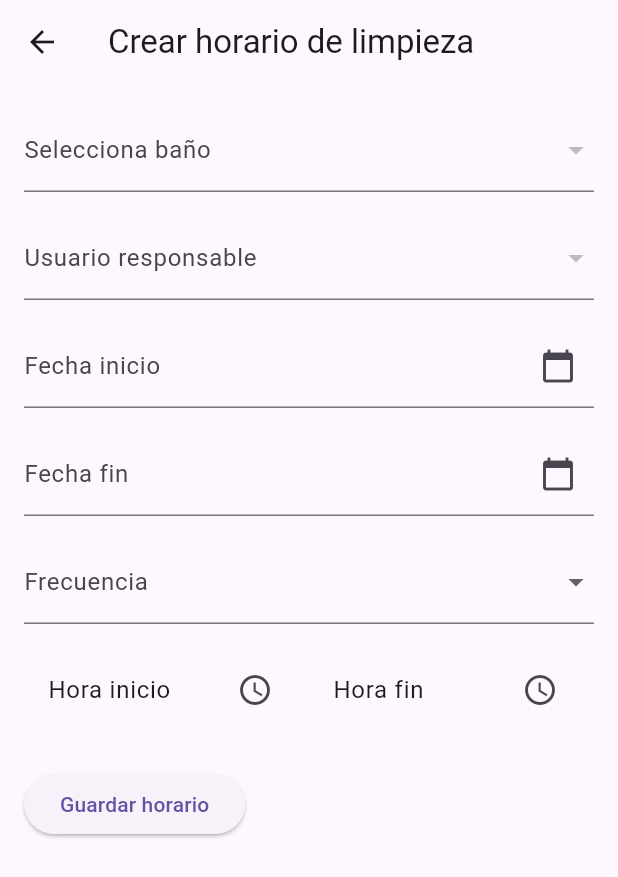
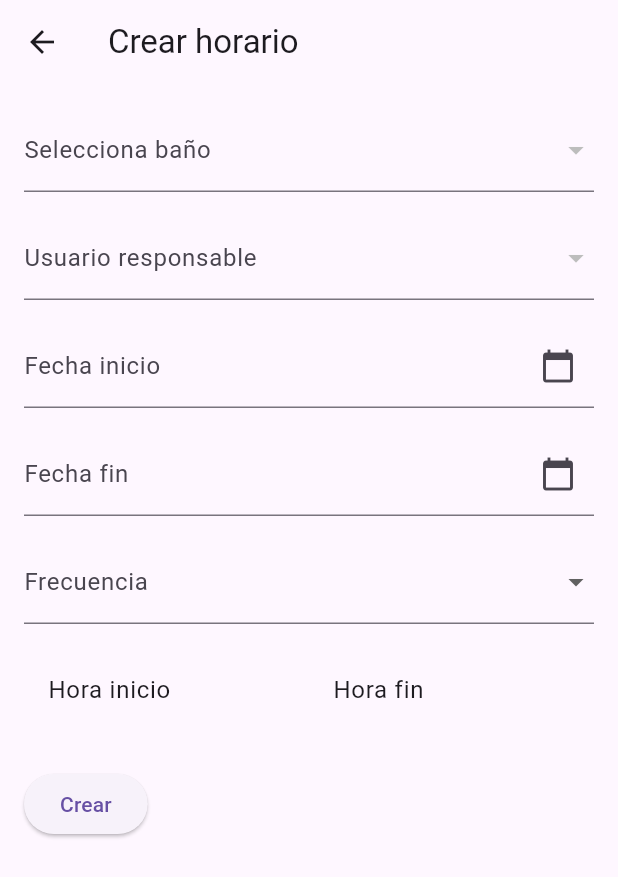
Before and after one commit to stevengodev/bathroom-vision-mobile-app, a Flutter app: the CleaningScheduleFormPage screen opened directly, on a phone screen of 412 x 824 dp. Shown: the top 877 px of the screen. Run offline on Flutter 3.47's test engine with Material 3 defaults, Android fonts, the phone set to English and light mode, and no system bars; our stand-ins replace dio, flutter_dotenv, flutter_secure_storage, google_sign_in; accounts and stored records are empty; network calls fail.

Commit message:
Horarios de limpiezas pero incompleto

```diff
--- /dev/null
+++ b/devtools_options.yaml
@@ -0,0 +1,3 @@
+description: This file stores settings for Dart & Flutter DevTools.
+documentation: https://docs.flutter.dev/tools/devtools/extensions#configure-extension-enablement-states
+extensions:
--- /dev/null
+++ b/lib/core/errors/api_exception.dart
@@ -0,0 +1,9 @@
+class ApiException implements Exception {
+  final String message;
+  final int? statusCode;
+
+  ApiException(this.message, {this.statusCode});
+
+  @override
+  String toString() => message;
+}
--- a/lib/features/bathrooms/presentation/bathroom_provider.dart
+++ b/lib/features/bathrooms/presentation/bathroom_provider.dart
@@ -32,6 +32,7 @@ class BathroomProvider extends ChangeNotifier {
   int? get currentBlockId => _currentBlockId;
   String? get currentQuery => _currentQuery;
 
+  /// no sirve no sirve no sirve
   Future<void> loadBathrooms() async {
     if (bathrooms.isNotEmpty) return;
 
--- a/lib/features/cleanings/presentation/cleaning_schedule_form_page.dart
+++ b/lib/features/cleanings/presentation/cleaning_schedule_form_page.dart
@@ -1,17 +1,18 @@
 import 'package:bathroom_vision/features/auth/presentation/user_provider.dart';
-import 'package:bathroom_vision/features/bathrooms/models/bathroom_response.dart';
 import 'package:bathroom_vision/features/bathrooms/presentation/bathroom_provider.dart';
 import 'package:bathroom_vision/features/cleanings/models/cleaning_schedule_request.dart';
 import 'package:bathroom_vision/features/cleanings/presentation/cleaning_schedule_provider.dart';
+import 'package:bathroom_vision/features/cleanings/models/cleaning_schedule_response.dart';
 import 'package:bathroom_vision/shared/enums/cleaning_frecuency.dart';
 import 'package:flutter/material.dart';
 import 'package:provider/provider.dart';
 
-import 'package:bathroom_vision/features/auth/models/user_response.dart';
 import 'package:bathroom_vision/shared/enums/role.dart';
 
 class CleaningScheduleFormPage extends StatefulWidget {
-  const CleaningScheduleFormPage({super.key});
+  final CleaningScheduleResponse? schedule;
+
+  const CleaningScheduleFormPage({super.key, this.schedule});
 
   @override
   State<CleaningScheduleFormPage> createState() =>
@@ -21,8 +22,8 @@ class CleaningScheduleFormPage extends StatefulWidget {
 class _CleaningScheduleFormPageState extends State<CleaningScheduleFormPage> {
   final _formKey = GlobalKey<FormState>();
 
-  UserResponse? selectedUser;
-  BathroomResponse? selectedBathroom;
+  int? selectedUserId;
+  int? selectedBathroomId;
 
   DateTime? startDate;
   DateTime? endDate;
@@ -56,14 +57,33 @@ class _CleaningScheduleFormPageState extends State<CleaningScheduleFormPage> {
 
     Future.microtask(() {
       final userProvider = Provider.of<UserProvider>(context, listen: false);
-      final bathroomProvider = Provider.of<BathroomProvider>(
-        context,
-        listen: false,
+      final bathroomProvider =
+          Provider.of<BathroomProvider>(context, listen: false);
+
+      userProvider.loadUsersByRole(Role.CLEANER);
+      bathroomProvider.loadAllBathrooms();
+    });
+
+    if (widget.schedule != null) {
+      final s = widget.schedule!;
+
+      startDate = DateTime.parse(s.startDate);
+      endDate = DateTime.parse(s.endDate);
+      frequency = s.frequency.name;
+
+      startTime = TimeOfDay(
+        hour: int.parse(s.startTime.split(":")[0]),
+        minute: int.parse(s.startTime.split(":")[1]),
       );
 
-      userProvider.loadUsersByRole(Role.CLEANER);
-      bathroomProvider.loadBathrooms();
-    });
+      endTime = TimeOfDay(
+        hour: int.parse(s.endTime.split(":")[0]),
+        minute: int.parse(s.endTime.split(":")[1]),
+      );
+
+      selectedBathroomId = s.bathroomId;
+      selectedUserId = null;
+    }
   }
 
   Future<void> pickTime(BuildContext context, bool isStart) async {
@@ -89,13 +109,16 @@ class _CleaningScheduleFormPageState extends State<CleaningScheduleFormPage> {
     final bathroomProvider = Provider.of<BathroomProvider>(context);
 
     final users = userProvider.users ?? [];
-
     final bathrooms = bathroomProvider.bathrooms;
 
     bool isWeekly = frequency == 'SEMANAL';
 
     return Scaffold(
-      appBar: AppBar(title: const Text("Crear horario de limpieza")),
+      appBar: AppBar(
+        title: Text(widget.schedule == null
+            ? "Crear horario"
+            : "Editar horario"),
+      ),
       body: Padding(
         padding: const EdgeInsets.all(16),
         child: Form(
@@ -104,40 +127,41 @@ class _CleaningScheduleFormPageState extends State<CleaningScheduleFormPage> {
             child: Column(
               crossAxisAlignment: CrossAxisAlignment.start,
               children: [
-                // 🔹 Baños dinámicos
-                DropdownButtonFormField(
-                  decoration: const InputDecoration(
-                    labelText: "Selecciona baño",
-                  ),
-                  items: bathrooms.map<DropdownMenuItem>((b) {
+
+                /// 🔹 BAÑO
+                DropdownButtonFormField<int>(
+                  value: selectedBathroomId,
+                  decoration:
+                      const InputDecoration(labelText: "Selecciona baño"),
+                  items: bathrooms.map((b) {
                     return DropdownMenuItem(
-                      value: b,
+                      value: b.id,
                       child: Text(
-                        "${b.nameBlock} - Piso ${b.floor} - ${b.gender.name}",
-                      ),
+                          "${b.nameBlock} - Piso ${b.floor} - ${b.gender.name}"),
                     );
                   }).toList(),
-                  initialValue: selectedBathroom,
-                  onChanged: (v) => setState(() => selectedBathroom = v),
+                  onChanged: (v) => setState(() => selectedBathroomId = v),
                 ),
+
                 const SizedBox(height: 16),
 
-                // 🔹 Usuarios dinámicos (CLEANER)
-                DropdownButtonFormField<UserResponse>(
-                  decoration: const InputDecoration(
-                    labelText: "Usuario responsable",
-                  ),
-                  items: users
-                      .map(
-                        (u) => DropdownMenuItem(value: u, child: Text(u.name)),
-                      )
-                      .toList(),
-                  initialValue: selectedUser,
-                  onChanged: (v) => setState(() => selectedUser = v),
+                /// 🔹 USUARIO
+                DropdownButtonFormField<int>(
+                  value: selectedUserId,
+                  decoration:
+                      const InputDecoration(labelText: "Usuario responsable"),
+                  items: users.map((u) {
+                    return DropdownMenuItem(
+                      value: u.id,
+                      child: Text(u.name),
+                    );
+                  }).toList(),
+                  onChanged: (v) => setState(() => selectedUserId = v),
                 ),
+
                 const SizedBox(height: 16),
 
-                // Fecha inicio
+                /// 🔹 FECHA INICIO
                 TextFormField(
                   readOnly: true,
                   decoration: const InputDecoration(
@@ -150,22 +174,22 @@ class _CleaningScheduleFormPageState extends State<CleaningScheduleFormPage> {
                         : "",
                   ),
                   onTap: () async {
-                    DateTime? picked = await showDatePicker(
+                    final picked = await showDatePicker(
                       context: context,
                       initialDate: startDate ?? DateTime.now(),
                       firstDate: DateTime.now(),
-                      lastDate: DateTime.now().add(const Duration(days: 365)),
+                      lastDate:
+                          DateTime.now().add(const Duration(days: 365)),
                     );
                     if (picked != null) {
-                      setState(() {
-                        startDate = picked;
-                      });
+                      setState(() => startDate = picked);
                     }
                   },
                 ),
+
                 const SizedBox(height: 16),
 
-                // Fecha fin
+                /// 🔹 FECHA FIN
                 TextFormField(
                   readOnly: true,
                   decoration: const InputDecoration(
@@ -178,44 +202,47 @@ class _CleaningScheduleFormPageState extends State<CleaningScheduleFormPage> {
                         : "",
                   ),
                   onTap: () async {
-                    DateTime? picked = await showDatePicker(
+                    final picked = await showDatePicker(
                       context: context,
                       initialDate: endDate ?? DateTime.now(),
                       firstDate: DateTime.now(),
-                      lastDate: DateTime.now().add(const Duration(days: 365)),
+                      lastDate:
+                          DateTime.now().add(const Duration(days: 365)),
                     );
                     if (picked != null) {
-                      setState(() {
-                        endDate = picked;
-                      });
+                      setState(() => endDate = picked);
                     }
                   },
                 ),
+
                 const SizedBox(height: 16),
 
-                // Frecuencia
+                /// 🔹 FRECUENCIA
                 DropdownButtonFormField<String>(
-                  decoration: const InputDecoration(labelText: "Frecuencia"),
+                  value: frequencies.contains(frequency)
+                      ? frequency
+                      : null,
+                  decoration:
+                      const InputDecoration(labelText: "Frecuencia"),
                   items: frequencies
-                      .map((f) => DropdownMenuItem(value: f, child: Text(f)))
+                      .map((f) =>
+                          DropdownMenuItem(value: f, child: Text(f)))
                       .toList(),
-                  initialValue: frequency,
                   onChanged: (v) {
                     setState(() {
                       frequency = v;
-
                       if (frequency == 'DIARIO') {
                         selectedDays.clear();
                       }
                     });
                   },
                 ),
+
                 const SizedBox(height: 16),
 
-                // Días (solo WEEKLY)
+                /// 🔹 DÍAS
                 if (isWeekly) ...[
                   const Text("Días de la semana"),
-                  const SizedBox(height: 8),
                   Wrap(
                     spacing: 8,
                     children: daysOfWeek.map((day) {
@@ -225,11 +252,9 @@ class _CleaningScheduleFormPageState extends State<CleaningScheduleFormPage> {
                         selected: isSelected,
                         onSelected: (selected) {
                           setState(() {
-                            if (selected) {
-                              selectedDays.add(day);
-                            } else {
-                              selectedDays.remove(day);
-                            }
+                            selected
+                                ? selectedDays.add(day)
+                                : selectedDays.remove(day);
                           });
                         },
                       );
@@ -238,28 +263,22 @@ class _CleaningScheduleFormPageState extends State<CleaningScheduleFormPage> {
                   const SizedBox(height: 16),
                 ],
 
-                // Horas
+                /// 🔹 HORAS
                 Row(
                   children: [
                     Expanded(
                       child: ListTile(
-                        title: Text(
-                          startTime == null
-                              ? "Hora inicio"
-                              : startTime!.format(context),
-                        ),
-                        trailing: const Icon(Icons.access_time),
+                        title: Text(startTime == null
+                            ? "Hora inicio"
+                            : startTime!.format(context)),
                         onTap: () => pickTime(context, true),
                       ),
                     ),
                     Expanded(
                       child: ListTile(
-                        title: Text(
-                          endTime == null
-                              ? "Hora fin"
-                              : endTime!.format(context),
-                        ),
-                        trailing: const Icon(Icons.access_time),
+                        title: Text(endTime == null
+                            ? "Hora fin"
+                            : endTime!.format(context)),
                         onTap: () => pickTime(context, false),
                       ),
                     ),
@@ -268,51 +287,48 @@ class _CleaningScheduleFormPageState extends State<CleaningScheduleFormPage> {
 
                 const SizedBox(height: 24),
 
+                /// 🔥 BOTÓN
                 ElevatedButton(
                   onPressed: () async {
-                    if (selectedUser == null ||
-                        selectedBathroom == null ||
-                        startDate == null ||
-                        endDate == null ||
-                        startTime == null ||
-                        endTime == null ||
-                        frequency == null ||
-                        (frequency == 'SEMANAL' && selectedDays.isEmpty)) {
-                      ScaffoldMessenger.of(context).showSnackBar(
-                        const SnackBar(
-                          content: Text("Completa todos los campos"),
-                        ),
-                      );
-                      return;
-                    }
-
-                    final provider = Provider.of<CleaningScheduleProvider>(
+                    final provider =
+                        Provider.of<CleaningScheduleProvider>(
                       context,
                       listen: false,
                     );
 
                     final request = CleaningScheduleRequest(
-                      bathroomId: selectedBathroom!.id,
-                      userId: selectedUser!.id,
+                      bathroomId: selectedBathroomId!,
+                      userId: selectedUserId!,
                       startDate: formatDate(startDate!),
                       endDate: formatDate(endDate!),
-                      frequency: CleaningFrequency.values.byName(frequency!),
-                      daysOfWeek: frequency == 'SEMANAL' ? formatDays() : null,
+                      frequency: CleaningFrequency.values
+                          .byName(frequency!),
+                      daysOfWeek:
+                          frequency == 'SEMANAL' ? formatDays() : null,
                       startTime: formatTime(startTime!),
                       endTime: formatTime(endTime!),
                     );
 
-                    await provider.create(request);
+                    if (widget.schedule == null) {
+                      await provider.create(request);
+                    } else {
+                      await provider.update(
+                          widget.schedule!.id, request);
+                    }
 
                     ScaffoldMessenger.of(context).showSnackBar(
-                      const SnackBar(
-                        content: Text("Horario creado correctamente"),
+                      SnackBar(
+                        content: Text(widget.schedule == null
+                            ? "Creado correctamente"
+                            : "Actualizado correctamente"),
                       ),
                     );
 
-                    Navigator.pop(context); // opcional
+                    Navigator.pop(context);
                   },
-                  child: const Text("Guardar horario"),
+                  child: Text(widget.schedule == null
+                      ? "Crear"
+                      : "Actualizar"),
                 ),
               ],
             ),
--- a/lib/main.dart
+++ b/lib/main.dart
@@ -19,7 +19,8 @@ import 'package:bathroom_vision/features/blocks/presentation/blocks_page.dart';
 import 'package:bathroom_vision/features/blocks/presentation/blocks_provider.dart';
 import 'package:bathroom_vision/features/cleanings/data/cleaning_schedule_api.dart';
 import 'package:bathroom_vision/features/cleanings/data/cleaning_schedule_repository.dart';
-import 'package:bathroom_vision/features/cleanings/presentation/cleaning_schedule_form_page.dart';
+///import 'package:bathroom_vision/features/cleanings/presentation/cleaning_schedule_form_page.dart';
+import 'package:bathroom_vision/features/cleanings/presentation/cleaning_schedule_list_page.dart';
 import 'package:bathroom_vision/features/cleanings/presentation/cleaning_schedule_provider.dart';
 import 'package:bathroom_vision/features/cleanings/presentation/my_cleaning_schedules_page.dart';
 import 'package:bathroom_vision/features/incidents/data/incident_api.dart';
@@ -88,7 +89,7 @@ class MyApp extends StatelessWidget {
         '/inicio': (_) => const PlaceholderPage(title: 'Inicio'),
         '/banos-disponibles': (_) =>
             const PlaceholderPage(title: 'Baños disponibles'),
-        '/horarios-limpiezas': (_) => const CleaningScheduleFormPage(),
+        '/horarios-limpiezas': (_) => const CleaningScheduleListPage(),
         '/horarios-limpiezas/me': (_) => const WeeklySchedulePage(),
         '/mantenimientos': (_) =>
             const PlaceholderPage(title: 'Mantenimientos'),
```
Also changed, not shown: lib/features/cleanings/data/cleaning_schedule_api.dart (+83 -3 lines), lib/features/cleanings/presentation/cleaning_schedule_list_page.dart (added, +243 -0 lines), lib/features/cleanings/presentation/cleaning_schedule_provider.dart (+15 -46 lines).
